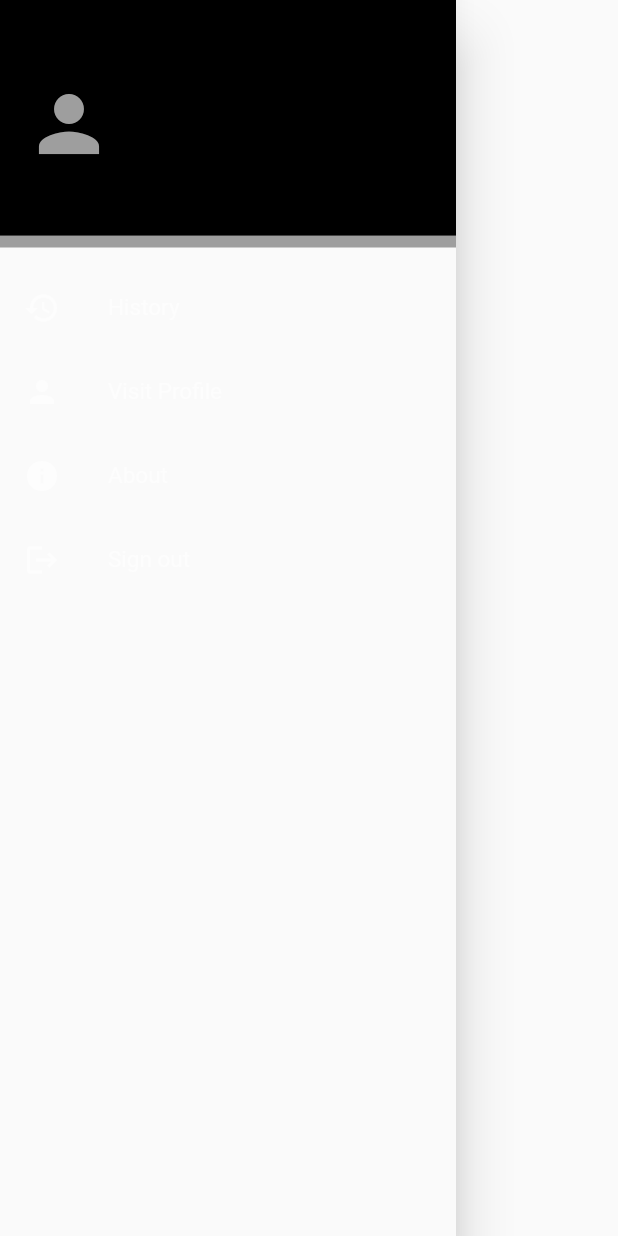
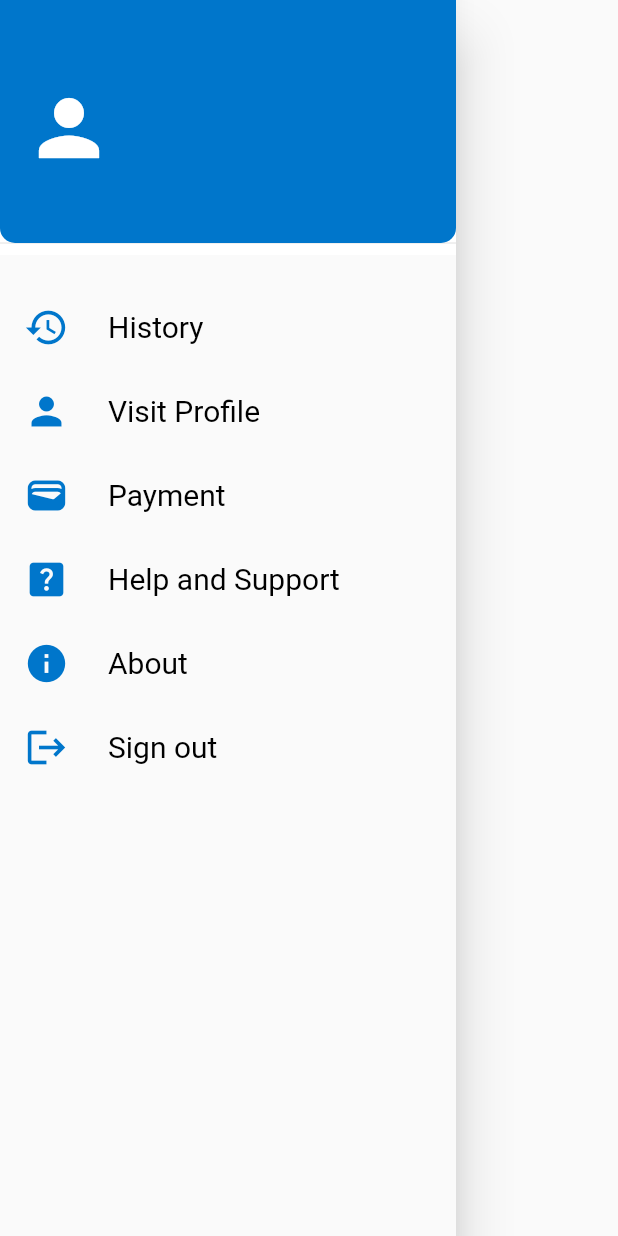
Before and after one commit to DhanushaSamaranayake/bus_client_app, a Flutter app: the MyDrawer widget shown alone on an empty page, opened directly, on a phone screen of 412 x 824 dp. Run offline on Flutter 3.47's test engine with Material 2 defaults, Android fonts, the phone set to English and light mode, and no system bars; our stand-ins replace firebase_auth, firebase_core, firebase_database, fluttertoast, geolocator, google_maps_flutter; missing offline and left inert: flutter_polyline_points; accounts and stored records are empty.

Commit message:
changed the map style and improve UI

```diff
--- a/lib/SplashScreen/splash_screen.dart
+++ b/lib/SplashScreen/splash_screen.dart
@@ -46,7 +46,7 @@ class _MySplashScreenState extends State<MySplashScreen> {
           mainAxisAlignment: MainAxisAlignment.center,
           children: [
             Image.asset(
-              'assets/images/logo.png',
+              'assets/images/loogo.png',
             ),
             const SizedBox(height: 20),
             const Text(
@@ -57,7 +57,7 @@ class _MySplashScreenState extends State<MySplashScreen> {
               ),
             ),
             const Text(
-              'inDriver App',
+              'inClient App',
               style: TextStyle(
                 fontSize: 30,
                 fontWeight: FontWeight.bold,
--- a/lib/minScreens/search_places_screen.dart
+++ b/lib/minScreens/search_places_screen.dart
@@ -48,7 +48,7 @@ class _SearchPlacesScreenState extends State<SearchPlacesScreen> {
           Container(
             height: 160,
             decoration: const BoxDecoration(
-                color: Colors.black54,
+                color: Color(0xFF0076CB),
                 boxShadow: [
                   BoxShadow(
                     color: Colors.black54,
--- a/lib/widgets/my_drawer.dart
+++ b/lib/widgets/my_drawer.dart
@@ -20,18 +20,21 @@ class _MyDrawerState extends State<MyDrawer> {
         children: [
           //drawer header
           Container(
-              height: 165,
-              color: Colors.grey,
+              height: 170,
+              color: Colors.white,
               child: DrawerHeader(
                   decoration: const BoxDecoration(
-                    color: Colors.black,
+                    color: Color(0xFF0076CB),
+                    borderRadius: BorderRadius.only(
+                        bottomLeft: Radius.circular(10),
+                        bottomRight: Radius.circular(10)),
                   ),
                   child: Row(
                     children: [
                       const Icon(
                         Icons.person,
                         size: 60,
-                        color: Colors.grey,
+                        color: Colors.white,
                       ),
                       const SizedBox(
                         width: 16,
@@ -43,7 +46,7 @@ class _MyDrawerState extends State<MyDrawer> {
                               widget.name.toString(),
                               style: const TextStyle(
                                   fontSize: 16,
-                                  color: Colors.grey,
+                                  color: Colors.white,
                                   fontWeight: FontWeight.bold),
                             ),
                             const SizedBox(
@@ -52,14 +55,14 @@ class _MyDrawerState extends State<MyDrawer> {
                             Text(
                               widget.email.toString(),
                               style: const TextStyle(
-                                  fontSize: 12, color: Colors.grey),
+                                  fontSize: 12, color: Colors.white),
                             )
                           ])
                     ],
                   ))),
 
           const SizedBox(
-            height: 12,
+            height: 20,
           ),
 
           GestureDetector(
@@ -67,13 +70,14 @@ class _MyDrawerState extends State<MyDrawer> {
             child: const ListTile(
               leading: Icon(
                 Icons.history,
-                color: Colors.white54,
+                size: 30,
+                color: Color(0xFF0076CB),
               ),
               title: Text(
                 "History",
                 style: TextStyle(
-                  fontSize: 15,
-                  color: Colors.white54,
+                  fontSize: 20,
+                  color: Colors.black,
                 ),
               ),
             ),
@@ -84,13 +88,50 @@ class _MyDrawerState extends State<MyDrawer> {
             child: const ListTile(
               leading: Icon(
                 Icons.person,
-                color: Colors.white54,
+                size: 30,
+                color: Color(0xFF0076CB),
               ),
               title: Text(
                 "Visit Profile",
                 style: TextStyle(
-                  fontSize: 15,
-                  color: Colors.white54,
+                  fontSize: 20,
+                  color: Colors.black,
+                ),
+              ),
+            ),
+          ),
+
+          GestureDetector(
+            onTap: () {},
+            child: const ListTile(
+              leading: Icon(
+                Icons.wallet,
+                size: 30,
+                color: Color(0xFF0076CB),
+              ),
+              title: Text(
+                "Payment",
+                style: TextStyle(
+                  fontSize: 20,
+                  color: Colors.black,
+                ),
+              ),
+            ),
+          ),
+
+          GestureDetector(
+            onTap: () {},
+            child: const ListTile(
+              leading: Icon(
+                Icons.help_center,
+                size: 30,
+                color: Color(0xFF0076CB),
+              ),
+              title: Text(
+                "Help and Support",
+                style: TextStyle(
+                  fontSize: 20,
+                  color: Colors.black,
                 ),
               ),
             ),
@@ -101,13 +142,14 @@ class _MyDrawerState extends State<MyDrawer> {
             child: const ListTile(
               leading: Icon(
                 Icons.info,
-                color: Colors.white54,
+                size: 30,
+                color: Color(0xFF0076CB),
               ),
               title: Text(
                 "About",
                 style: TextStyle(
-                  fontSize: 15,
-                  color: Colors.white54,
+                  fontSize: 20,
+                  color: Colors.black,
                 ),
               ),
             ),
@@ -122,13 +164,14 @@ class _MyDrawerState extends State<MyDrawer> {
             child: const ListTile(
               leading: Icon(
                 Icons.logout,
-                color: Colors.white54,
+                size: 30,
+                color: Color(0xFF0076CB),
               ),
               title: Text(
                 "Sign out",
                 style: TextStyle(
-                  fontSize: 15,
-                  color: Colors.white54,
+                  fontSize: 20,
+                  color: Colors.black,
                 ),
               ),
             ),
```
Also changed, not shown: lib/minScreens/mainScreen.dart (+164 -96 lines), assets/images/loogo.png (added).
